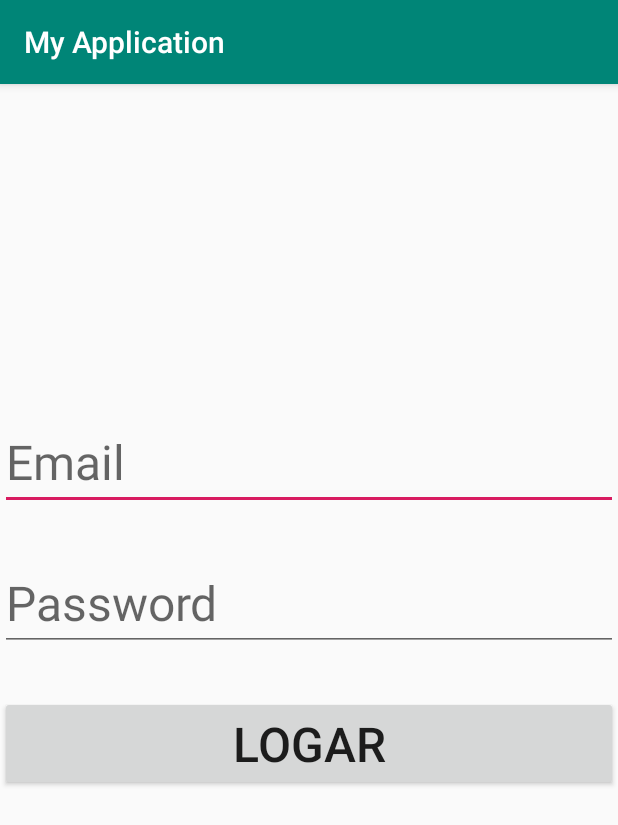
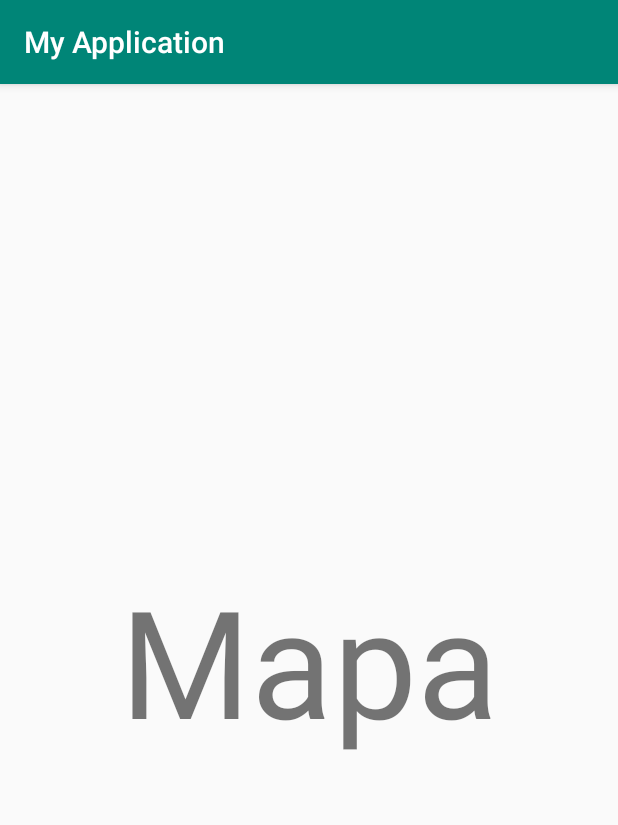
Before and after one commit to MateusSpengler/PI, an Android app: the Login_Activity screen opened directly, with no data from a screen before it, after a tap on "LOGAR", on a phone screen of 412 x 824 dp. Shown: the top 825 px of the screen. Run offline under Robolectric (Android 15) with nearby library versions, the phone set to English and light mode, and no system bars.

Commit message:
Sistema de Login Pronto

```diff
--- a/app/src/main/AndroidManifest.xml
+++ b/app/src/main/AndroidManifest.xml
@@ -9,7 +9,8 @@
         android:roundIcon="@mipmap/ic_launcher_round"
         android:supportsRtl="true"
         android:theme="@style/AppTheme">
-        <activity android:name=".Registrar_Activity"></activity>
+        <activity android:name=".mapa_Activity"></activity>
+        <activity android:name=".Registrar_Activity" />
         <activity android:name=".Login_Activity" />
         <activity android:name=".MainActivity">
             <intent-filter>
--- a/app/src/main/java/com/example/myapplication/Login_Activity.java
+++ b/app/src/main/java/com/example/myapplication/Login_Activity.java
@@ -2,22 +2,27 @@ package com.example.myapplication;
 
 import androidx.appcompat.app.AppCompatActivity;
 
+import android.content.Intent;
 import android.os.Bundle;
 import android.view.View;
 import android.widget.Button;
 import android.widget.EditText;
+import android.widget.Toast;
 
 public class Login_Activity extends AppCompatActivity {
 
     EditText et_email,et_password;
     Button btn_login;
 
+DPHelper dp;
 
 
     @Override
     protected void onCreate(Bundle savedInstanceState) {
         super.onCreate(savedInstanceState);
         setContentView(R.layout.activity_login_);
+
+        dp = new DPHelper(this);
 
         et_email = (EditText) findViewById(R.id.lgn_email);
         et_password = (EditText) findViewById( R.id.lgn_password);
@@ -30,7 +35,33 @@ public class Login_Activity extends AppCompatActivity {
             public void onClick(View view) {
 
 
+            String email = et_email.getText().toString();
+            String password = et_password.getText().toString();
 
+
+            if (email.equals("")){
+
+                Toast.makeText(Login_Activity.this,"Coloque o email",Toast.LENGTH_SHORT).show();
+
+            }else if(password.equals("")) {
+
+                Toast.makeText(Login_Activity.this,"Coloque a password",Toast.LENGTH_SHORT).show();
+
+            }else {
+
+                String res = dp.ValidarLogin(email,password);
+
+                if(res.equals("ok")){
+                    Toast.makeText(Login_Activity.this,"Login efetuado com sucesso",Toast.LENGTH_SHORT).show();
+                }else{
+                    Toast.makeText(Login_Activity.this,"Login não efetuado ",Toast.LENGTH_SHORT).show();
+                }
+            }
+
+                Intent vai_pro_mapa = new Intent(Login_Activity.this, mapa_Activity.class);
+                startActivity(vai_pro_mapa);
+
+                finish();
             }
         });
 
--- /dev/null
+++ b/app/src/main/java/com/example/myapplication/mapa_Activity.java
@@ -0,0 +1,14 @@
+package com.example.myapplication;
+
+import androidx.appcompat.app.AppCompatActivity;
+
+import android.os.Bundle;
+
+public class mapa_Activity extends AppCompatActivity {
+
+    @Override
+    protected void onCreate(Bundle savedInstanceState) {
+        super.onCreate(savedInstanceState);
+        setContentView(R.layout.activity_mapa_);
+    }
+}
--- /dev/null
+++ b/app/src/main/res/layout/activity_mapa_.xml
@@ -0,0 +1,20 @@
+<?xml version="1.0" encoding="utf-8"?>
+<androidx.constraintlayout.widget.ConstraintLayout
+
+    xmlns:android="http://schemas.android.com/apk/res/android"
+    xmlns:app="http://schemas.android.com/apk/res-auto"
+    xmlns:tools="http://schemas.android.com/tools"
+    android:layout_width="match_parent"
+    android:layout_height="match_parent"
+    tools:context=".mapa_Activity">
+
+
+    <TextView
+        android:layout_width="match_parent"
+        android:layout_height="match_parent"
+
+        android:text="Mapa"
+        android:gravity="center"
+        android:textSize="100dp"/>
+
+</androidx.constraintlayout.widget.ConstraintLayout>
```
Also changed, not shown: app/src/main/java/com/example/myapplication/DPHelper.java (+11 -3 lines), app/src/main/java/com/example/myapplication/Registrar_Activity.java (+7 -5 lines).
